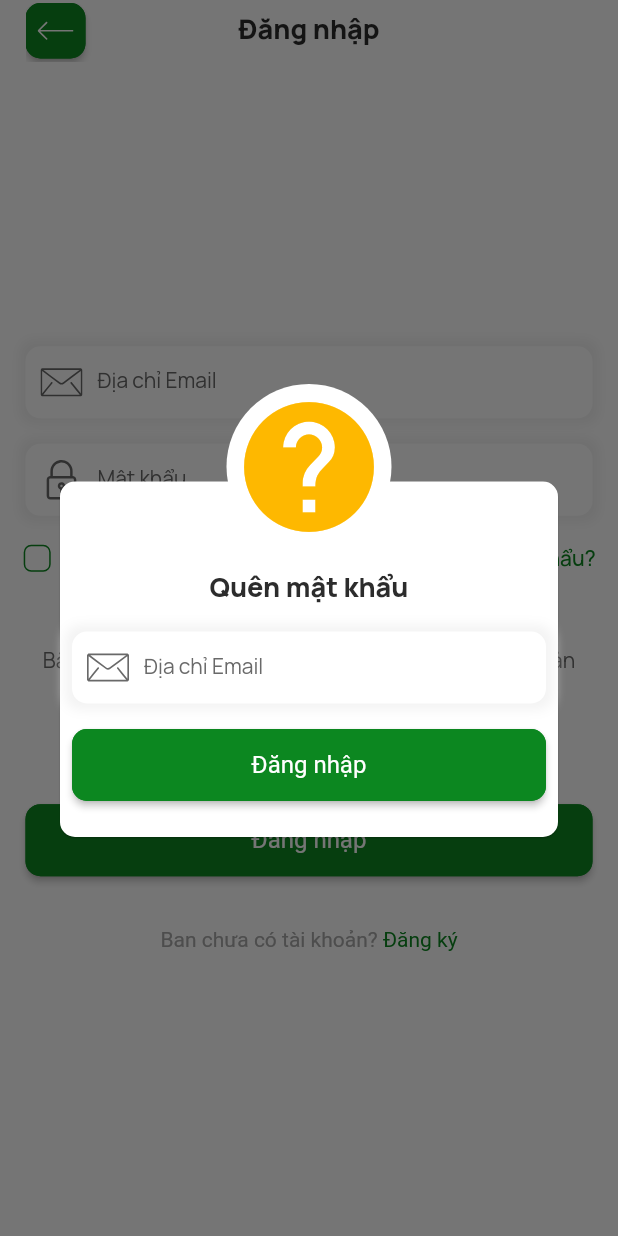
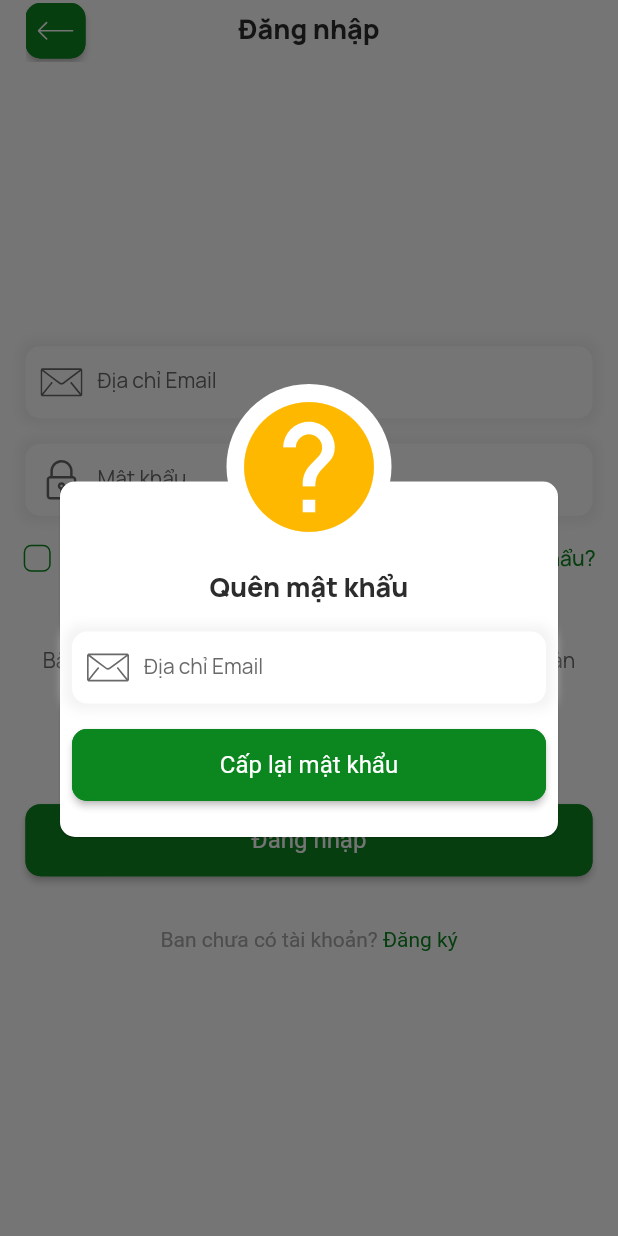
Before and after one commit to ducnn230288/flutter, a Flutter app: the LoginPage screen opened by its route, after a tap on "Quên mật khẩu?", on a phone screen of 412 x 824 dp. Run offline on Flutter 3.47's test engine with Material 2 defaults, Android fonts, the phone set to English and light mode, and no system bars; our stand-ins replace awesome_dialog, dropdown_search, email_validator, flutter_svg, google_fonts, introduction_screen and 2 more.

Commit message:
add page opt and dialog

```diff
--- a/lib/pages/begin/login.dart
+++ b/lib/pages/begin/login.dart
@@ -81,8 +81,11 @@ class _LoginPageState extends State<LoginPage> with TickerProviderStateMixin {
                           ],
                         )),
                     TextButton(
-                        onPressed: () =>
-                            Dialogs(context).showForm(title: 'Quên mật khẩu', formItem: listEmail, submit: handleEmail),
+                        onPressed: () => Dialogs(context).showForm(
+                            title: 'Quên mật khẩu',
+                            formItem: listEmail,
+                            submit: handleEmail,
+                            textButton: 'Cấp lại mật khẩu'),
                         child: const Text('Quên mật khẩu?'))
                   ],
                 ),
--- a/lib/utils/dialogs.dart
+++ b/lib/utils/dialogs.dart
@@ -52,7 +52,11 @@ class Dialogs {
     ).show();
   }
 
-  Future<void> showForm({required String title, required List<ModelFormItem> formItem, required submit}) async {
+  Future<void> showForm(
+      {required String title,
+      required List<ModelFormItem> formItem,
+      required submit,
+      String textButton = 'Xác nhận'}) async {
     final WidgetFormNotifier formNotifier = WidgetFormNotifier();
 
     late AwesomeDialog dialog;
@@ -84,7 +88,7 @@ class Dialogs {
                     submit(formNotifier.dataForm);
                   }
                 },
-                child: const Text('Đăng nhập'))
+                child: Text(textButton))
           ],
         ),
       ),
```
